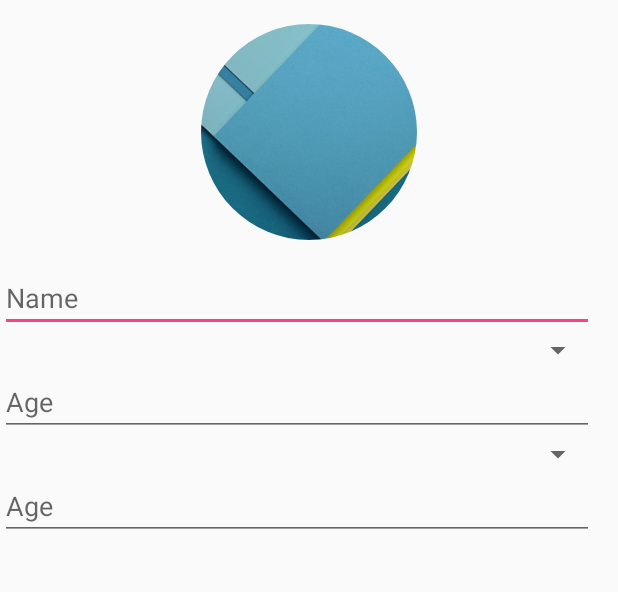
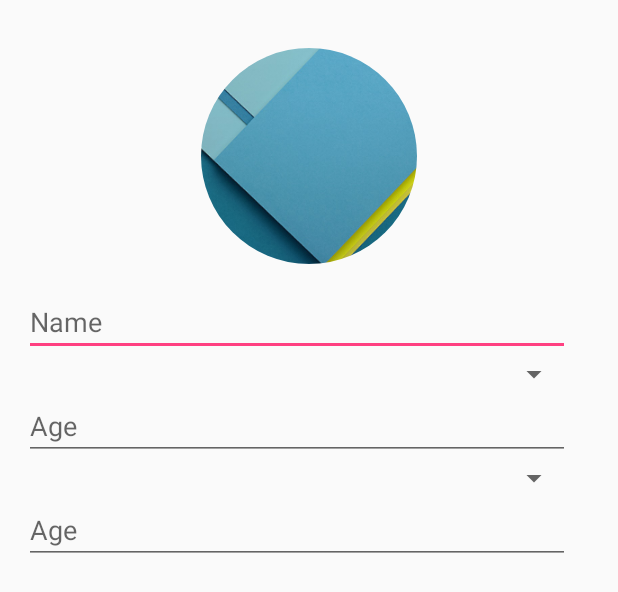
Before and after one commit to last3oy/Lana, an Android app: the layout activity_input_pet_profile.xml on its own in the app's theme, with its tools: preview values and no code run, on a phone screen of 412 x 824 dp. Shown: the top 592 px of the screen. Run offline under Robolectric (Android 15) with nearby library versions, the phone set to English and light mode, and no system bars; plain views replace MaterialBetterSpinner, MaterialEditText.

Commit message:
rename input activity

```diff
--- a/app/src/main/AndroidManifest.xml
+++ b/app/src/main/AndroidManifest.xml
@@ -12,13 +12,14 @@
         android:supportsRtl="true"
         android:theme="@style/AppTheme">
         <activity android:name=".activity.MainActivity" />
-        <activity android:name=".activity.IntroActivity">
+        <activity android:name=".activity.WelcomeActivity">
             <intent-filter>
                 <action android:name="android.intent.action.MAIN" />
 
                 <category android:name="android.intent.category.LAUNCHER" />
             </intent-filter>
         </activity>
+        <activity android:name=".activity.InputPetProfileActivity"></activity>
     </application>
 
 </manifest>
--- /dev/null
+++ b/app/src/main/java/kmutt/senior/pet/activity/InputPetProfileActivity.java
@@ -0,0 +1,15 @@
+package kmutt.senior.pet.activity;
+
+import android.support.v7.app.AppCompatActivity;
+import android.os.Bundle;
+
+import kmutt.senior.pet.R;
+
+public class InputPetProfileActivity extends AppCompatActivity {
+
+    @Override
+    protected void onCreate(Bundle savedInstanceState) {
+        super.onCreate(savedInstanceState);
+        setContentView(R.layout.activity_input_pet_profile);
+    }
+}
--- a/app/src/main/res/layout/activity_inputprofile.xml
+++ b/app/src/main/res/layout/activity_input_pet_profile.xml
@@ -1,8 +1,14 @@
 <?xml version="1.0" encoding="utf-8"?>
 <LinearLayout xmlns:android="http://schemas.android.com/apk/res/android"
-    xmlns:app="http://schemas.android.com/apk/res-auto"
+    xmlns:tools="http://schemas.android.com/tools"
     android:layout_width="match_parent"
     android:layout_height="match_parent"
+    xmlns:app="http://schemas.android.com/apk/res-auto"
+    android:paddingBottom="@dimen/activity_vertical_margin"
+    android:paddingLeft="@dimen/activity_horizontal_margin"
+    android:paddingRight="@dimen/activity_horizontal_margin"
+    android:paddingTop="@dimen/activity_vertical_margin"
+    tools:context="kmutt.senior.pet.activity.InputPetProfileActivity"
     android:orientation="vertical">
 
     <RelativeLayout
@@ -10,7 +16,7 @@
         android:layout_height="wrap_content">
 
         <de.hdodenhof.circleimageview.CircleImageView
-            android:id="@+id/picture"
+            android:id="@+id/picture_profile"
             android:layout_width="144dp"
             android:layout_height="144dp"
             android:layout_centerInParent="true"
@@ -21,6 +27,7 @@
 
 
     <com.rengwuxian.materialedittext.MaterialEditText
+        android:id="@+id/btn_name"
         android:layout_width="match_parent"
         android:layout_height="wrap_content"
         android:layout_marginRight="16dp"
@@ -30,7 +37,7 @@
         app:met_iconPadding="0dp" />
 
     <com.weiwangcn.betterspinner.library.material.MaterialBetterSpinner
-        android:id="@+id/spinner"
+        android:id="@+id/spinner_species"
         android:layout_width="match_parent"
         android:layout_height="wrap_content"
         android:layout_marginRight="16dp"
@@ -67,5 +74,4 @@
         app:met_iconLeft="@drawable/ic_action_location_found_dark"
         app:met_iconPadding="0dp" />
 
-
 </LinearLayout>
```
Also changed, not shown: app/src/main/java/kmutt/senior/pet/activity/WelcomeActivity.java (renamed from app/src/main/java/kmutt/senior/pet/activity/IntroActivity.java, +7 -13 lines), app/src/main/res/layout/activity_welcome.xml (renamed from app/src/main/res/layout/activity_intro.xml).
